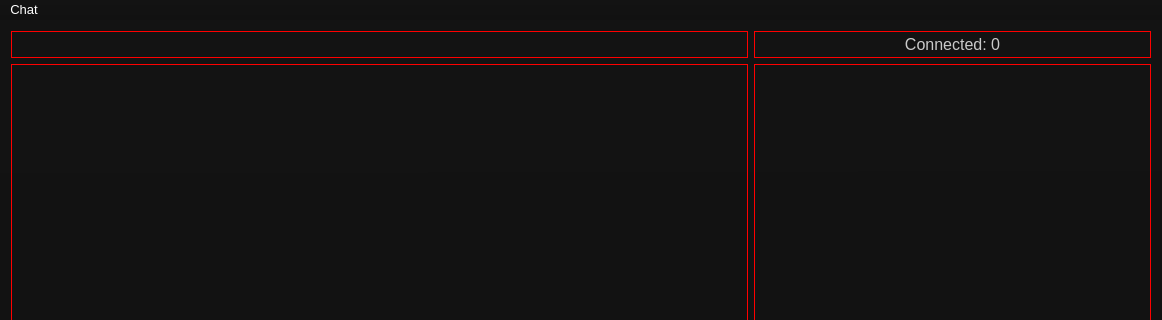
Qt form src/View/MainWindow/mainwindow.ui (Flone-dnb/Silent) before a commit; both pictures show x 0 to 1162 and y 0 to 320 of the 1162 by 629 pixel window.
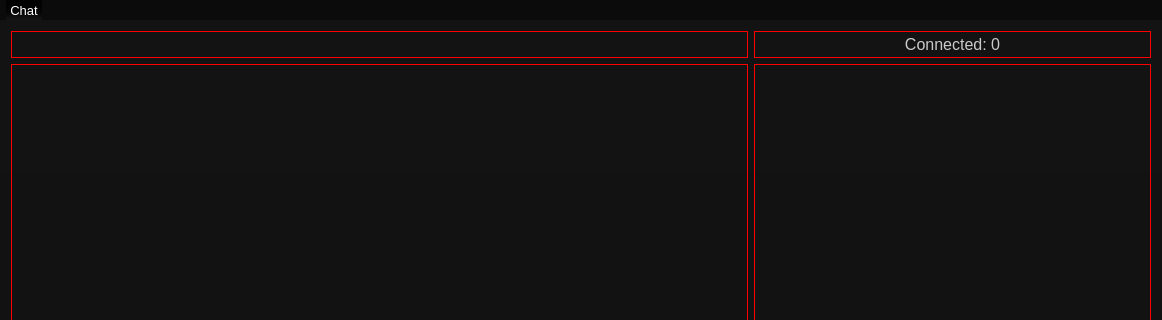
The same form after that commit.

Patch:
```diff
--- a/src/View/MainWindow/mainwindow.ui
+++ b/src/View/MainWindow/mainwindow.ui
@@ -228,11 +228,18 @@
    <property name="styleSheet">
     <string notr="true">QMenuBar
 {
-	color: rgb(255, 255, 255);
+	background-color: rgb(11, 11, 11);
+	color: white;
 }
+
+QMenuBar::item
+{
+	background-color: qlineargradient(spread:pad, x1:0.5, y1:0, x2:0.5, y2:1, stop:0 rgba(1, 1, 1, 255), stop:0.605809 rgba(5, 5, 5, 255), stop:1 rgba(21, 21, 21, 255));
+}
+
 QMenuBar::item::selected
 {
-	background-color: rgb(50, 50, 50);
+	background-color: qlineargradient(spread:pad, x1:0.5, y1:0, x2:0.5, y2:1, stop:0 rgba(156, 11, 11, 255), stop:1 rgba(168, 0, 0, 255));
 }</string>
    </property>
    <widget class="QMenu" name="menuChat">
```
Left out of the diff: 39 changed lines with no effect on the pictures.
